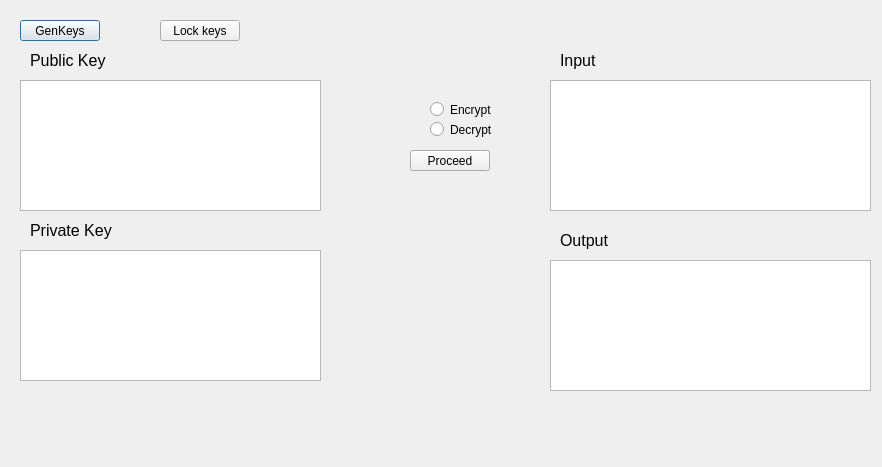
Before: the Qt Designer form dialog.ui in Lerksy/RSALabs, drawn with Qt 5.
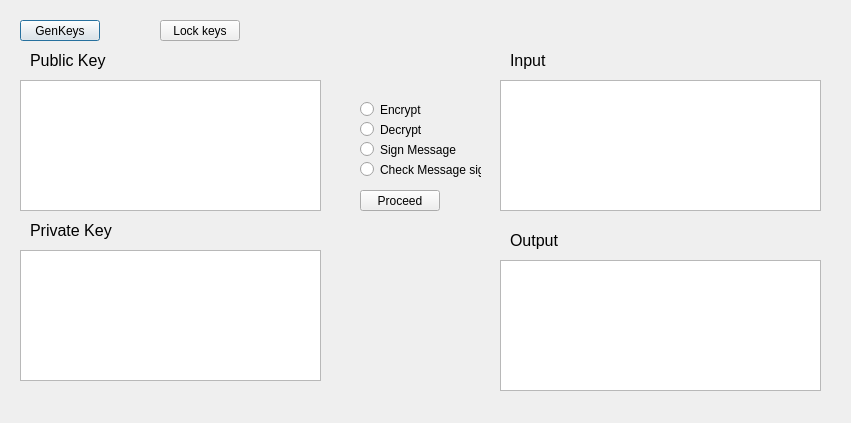
After: the same form once the commit is applied.

Commit message: Added ability to sign Message and check its signature!

```diff
--- a/dialog.ui
+++ b/dialog.ui
@@ -6,8 +6,8 @@
    <rect>
     <x>0</x>
     <y>0</y>
-    <width>882</width>
-    <height>467</height>
+    <width>851</width>
+    <height>423</height>
    </rect>
   </property>
   <property name="windowTitle">
@@ -16,7 +16,7 @@
   <widget class="QPlainTextEdit" name="inputText">
    <property name="geometry">
     <rect>
-     <x>550</x>
+     <x>500</x>
      <y>80</y>
      <width>321</width>
      <height>131</height>
@@ -26,7 +26,7 @@
   <widget class="QLabel" name="inputLabel">
    <property name="geometry">
     <rect>
-     <x>560</x>
+     <x>510</x>
      <y>50</y>
      <width>71</width>
      <height>21</height>
@@ -44,7 +44,7 @@
   <widget class="QLabel" name="outputLabel">
    <property name="geometry">
     <rect>
-     <x>560</x>
+     <x>510</x>
      <y>230</y>
      <width>71</width>
      <height>21</height>
@@ -62,7 +62,7 @@
   <widget class="QPlainTextEdit" name="outputText">
    <property name="geometry">
     <rect>
-     <x>550</x>
+     <x>500</x>
      <y>260</y>
      <width>321</width>
      <height>131</height>
@@ -141,9 +141,9 @@
   <widget class="QRadioButton" name="encryptRadio">
    <property name="geometry">
     <rect>
-     <x>430</x>
+     <x>360</x>
      <y>100</y>
-     <width>84</width>
+     <width>121</width>
      <height>19</height>
     </rect>
    </property>
@@ -154,9 +154,9 @@
   <widget class="QRadioButton" name="decryptRadio">
    <property name="geometry">
     <rect>
-     <x>430</x>
+     <x>360</x>
      <y>120</y>
-     <width>84</width>
+     <width>121</width>
      <height>19</height>
     </rect>
    </property>
@@ -167,8 +167,8 @@
   <widget class="QPushButton" name="proceedButton">
    <property name="geometry">
     <rect>
-     <x>410</x>
-     <y>150</y>
+     <x>360</x>
+     <y>190</y>
      <width>80</width>
      <height>21</height>
     </rect>
@@ -190,6 +190,32 @@
     <string>Lock keys</string>
    </property>
   </widget>
+  <widget class="QRadioButton" name="signRadio">
+   <property name="geometry">
+    <rect>
+     <x>360</x>
+     <y>140</y>
+     <width>121</width>
+     <height>19</height>
+    </rect>
+   </property>
+   <property name="text">
+    <string>Sign Message</string>
+   </property>
+  </widget>
+  <widget class="QRadioButton" name="checkSignRadio">
+   <property name="geometry">
+    <rect>
+     <x>360</x>
+     <y>160</y>
+     <width>121</width>
+     <height>19</height>
+    </rect>
+   </property>
+   <property name="text">
+    <string>Check Message sign</string>
+   </property>
+  </widget>
  </widget>
  <resources/>
  <connections/>
```
The commit also changes 2 other files.
